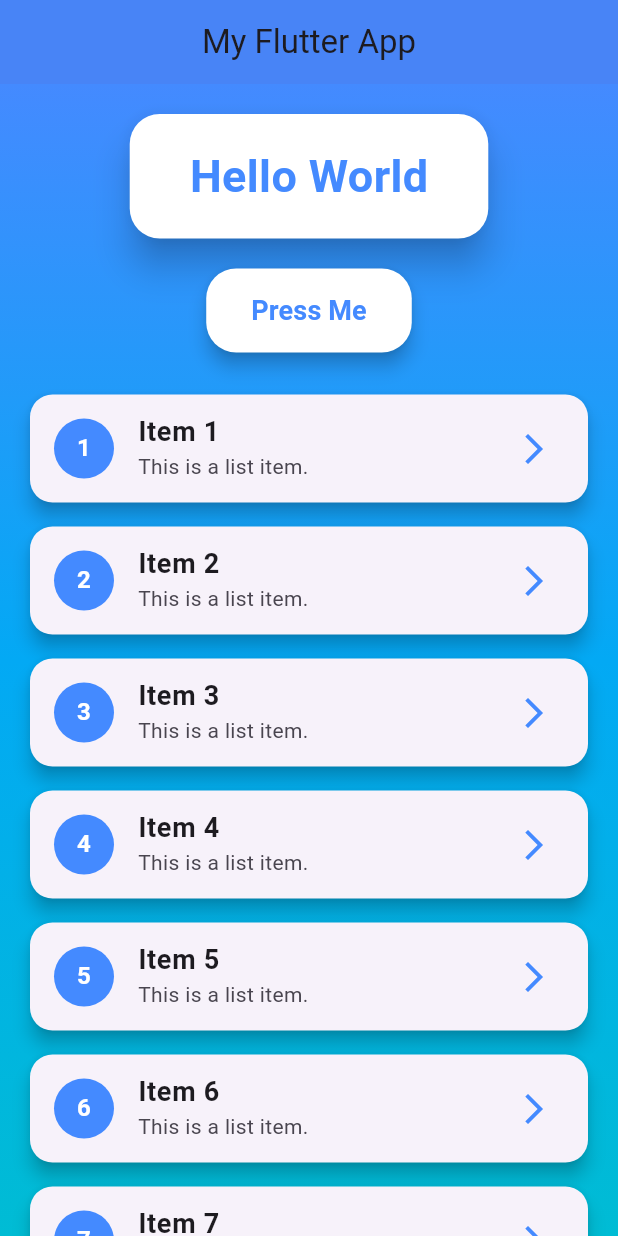
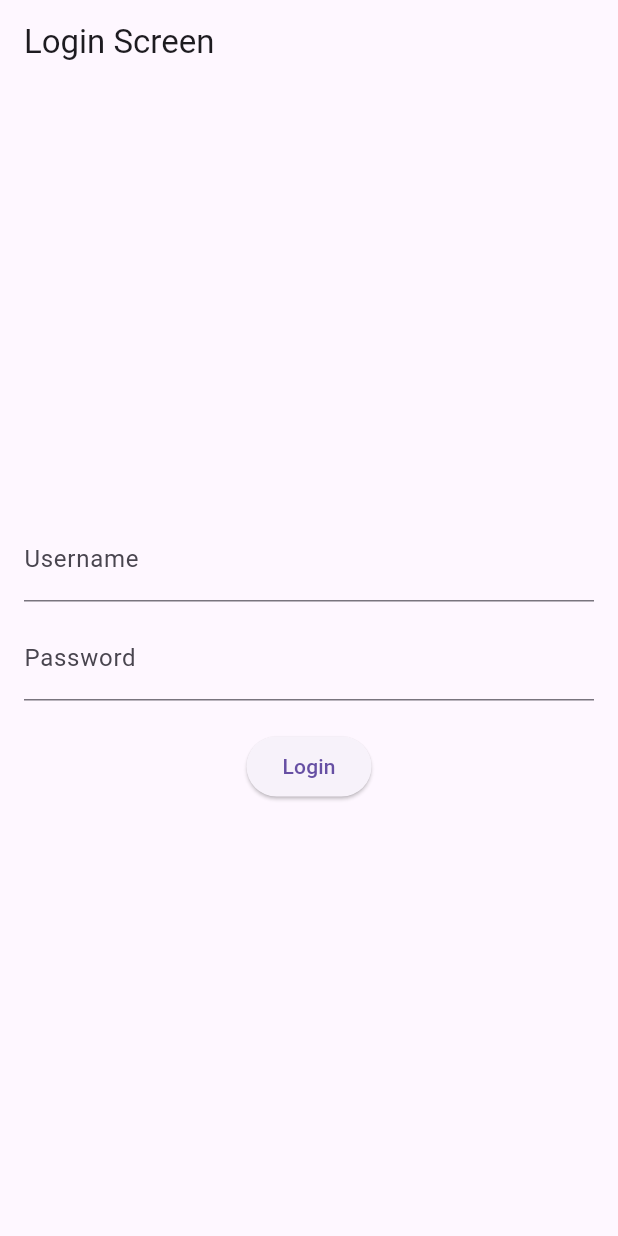
Before and after one commit to Md-Bari/assaignment, a Flutter app: the screen it shows after launch, on a phone screen of 412 x 824 dp. Run offline on Flutter 3.47's test engine with Material 3 defaults, Android fonts, the phone set to English and light mode, and no system bars.

Commit message:
problem 6

```diff
--- a/lib/home.dart
+++ b/lib/home.dart
@@ -1,126 +1,16 @@
 import 'package:flutter/material.dart';
 
-class HomeScreen extends StatefulWidget {
-  const HomeScreen({super.key});
-
-  @override
-  State<HomeScreen> createState() => _HomeScreenState();
-}
-
-class _HomeScreenState extends State<HomeScreen> {
-  String displayText = 'Hello World';
-
-  void _changeText() {
-    setState(() {
-      displayText = 'Button Pressed!';
-    });
-  }
-
+class HomeScreen extends StatelessWidget {
   @override
   Widget build(BuildContext context) {
     return Scaffold(
-      appBar: AppBar(
-        title: const Text("My Flutter App"),
-        backgroundColor: Colors.blueAccent,
-        centerTitle: true,
-        elevation: 5,
-      ),
-      body: Container(
-        decoration: const BoxDecoration(
-          gradient: LinearGradient(
-            colors: [Colors.blueAccent, Colors.lightBlue, Colors.cyan],
-            begin: Alignment.topCenter,
-            end: Alignment.bottomCenter,
-          ),
-        ),
-        child: Column(
-          children: [
-            const SizedBox(height: 20),
-            // Display text inside a card
-            Card(
-              elevation: 10,
-              margin: const EdgeInsets.symmetric(horizontal: 20),
-              shape: RoundedRectangleBorder(
-                borderRadius: BorderRadius.circular(20),
-              ),
-              color: Colors.white,
-              child: Padding(
-                padding: const EdgeInsets.symmetric(vertical: 20, horizontal: 40),
-                child: AnimatedSwitcher(
-                  duration: const Duration(milliseconds: 500),
-                  transitionBuilder: (Widget child, Animation<double> animation) {
-                    return FadeTransition(opacity: animation, child: child);
-                  },
-                  child: Text(
-                    displayText,
-                    key: ValueKey<String>(displayText),
-                    style: const TextStyle(
-                      fontSize: 30,
-                      color: Colors.blueAccent,
-                      fontWeight: FontWeight.bold,
-                    ),
-                  ),
-                ),
-              ),
-            ),
-            const SizedBox(height: 20),
-            // Button to change text
-            ElevatedButton(
-              onPressed: _changeText,
-              style: ElevatedButton.styleFrom(
-                backgroundColor: Colors.white,
-                foregroundColor: Colors.blueAccent,
-                padding: const EdgeInsets.symmetric(horizontal: 30, vertical: 15),
-                shape: RoundedRectangleBorder(
-                  borderRadius: BorderRadius.circular(20),
-                ),
-                shadowColor: Colors.black,
-                elevation: 5,
-              ),
-              child: const Text(
-                "Press Me",
-                style: TextStyle(fontSize: 18, fontWeight: FontWeight.bold),
-              ),
-            ),
-            const SizedBox(height: 20),
-            // Expanded ListView
-            Expanded(
-              child: ListView.builder(
-                padding: const EdgeInsets.symmetric(horizontal: 20),
-                itemCount: 20, // Change this to any number of items you want
-                itemBuilder: (context, index) {
-                  return Card(
-                    elevation: 5,
-                    margin: const EdgeInsets.symmetric(vertical: 8),
-                    shape: RoundedRectangleBorder(
-                      borderRadius: BorderRadius.circular(15),
-                    ),
-                    child: ListTile(
-                      leading: CircleAvatar(
-                        backgroundColor: Colors.blueAccent,
-                        child: Text(
-                          '${index + 1}',
-                          style: const TextStyle(
-                            color: Colors.white,
-                            fontWeight: FontWeight.bold,
-                          ),
-                        ),
-                      ),
-                      title: Text(
-                        'Item ${index + 1}',
-                        style: const TextStyle(
-                          fontSize: 18,
-                          fontWeight: FontWeight.bold,
-                        ),
-                      ),
-                      subtitle: const Text('This is a list item.'),
-                      trailing: const Icon(Icons.arrow_forward_ios, color: Colors.blueAccent),
-                    ),
-                  );
-                },
-              ),
-            ),
-          ],
+      appBar: AppBar(title: Text('Home Screen')),
+      body: Center(
+        child: ElevatedButton(
+          onPressed: () {
+            Navigator.pop(context);
+          },
+          child: Text('Logout'),
         ),
       ),
     );
--- /dev/null
+++ b/lib/login.dart
@@ -0,0 +1,67 @@
+import 'package:flutter/material.dart';
+import 'home.dart';
+
+class LoginScreen extends StatefulWidget {
+  @override
+  _LoginScreenState createState() => _LoginScreenState();
+}
+
+class _LoginScreenState extends State<LoginScreen> {
+  final _formKey = GlobalKey<FormState>();
+  final TextEditingController _usernameController = TextEditingController();
+  final TextEditingController _passwordController = TextEditingController();
+
+  void _validateAndLogin() {
+    if (_formKey.currentState!.validate()) {
+      Navigator.push(
+        context,
+        MaterialPageRoute(builder: (context) => HomeScreen()),
+      );
+    }
+  }
+
+  @override
+  Widget build(BuildContext context) {
+    return Scaffold(
+      appBar: AppBar(title: Text('Login Screen')),
+      body: Padding(
+        padding: const EdgeInsets.all(16.0),
+        child: Form(
+          key: _formKey,
+          child: Column(
+            mainAxisAlignment: MainAxisAlignment.center,
+            children: [
+              TextFormField(
+                controller: _usernameController,
+                decoration: InputDecoration(labelText: 'Username'),
+                validator: (value) {
+                  if (value == null || value.isEmpty) {
+                    return 'Please enter your username';
+                  }
+                  return null;
+                },
+              ),
+              SizedBox(height: 10),
+              TextFormField(
+                controller: _passwordController,
+                decoration: InputDecoration(labelText: 'Password'),
+                obscureText: true,
+                validator: (value) {
+                  if (value == null || value.isEmpty) {
+                    return 'Please enter your password';
+                  }
+                  return null;
+                },
+              ),
+              SizedBox(height: 20),
+              ElevatedButton(
+                onPressed: _validateAndLogin,
+                child: Text('Login'),
+              ),
+            ],
+          ),
+        ),
+      ),
+    );
+  }
+}
--- a/lib/main.dart
+++ b/lib/main.dart
@@ -1,18 +1,20 @@
 import 'package:flutter/material.dart';
-import 'home.dart';
+import 'login.dart';
 
 void main() {
-  runApp(const MyApp());
+  runApp(MyApp());
 }
 
 class MyApp extends StatelessWidget {
-  const MyApp({super.key});
-
   @override
   Widget build(BuildContext context) {
     return MaterialApp(
       debugShowCheckedModeBanner: false,
-      home: const HomeScreen(),
+      title: 'Login Demo',
+      theme: ThemeData(
+        primarySwatch: Colors.blue,
+      ),
+      home: LoginScreen(),
     );
   }
 }
```
